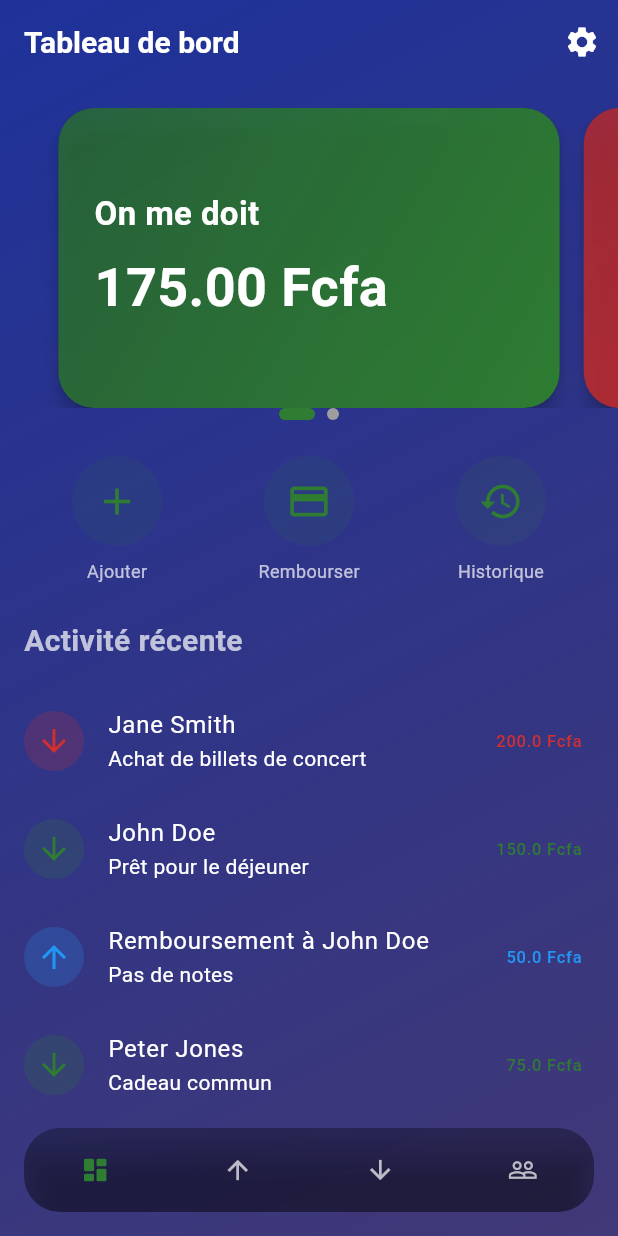
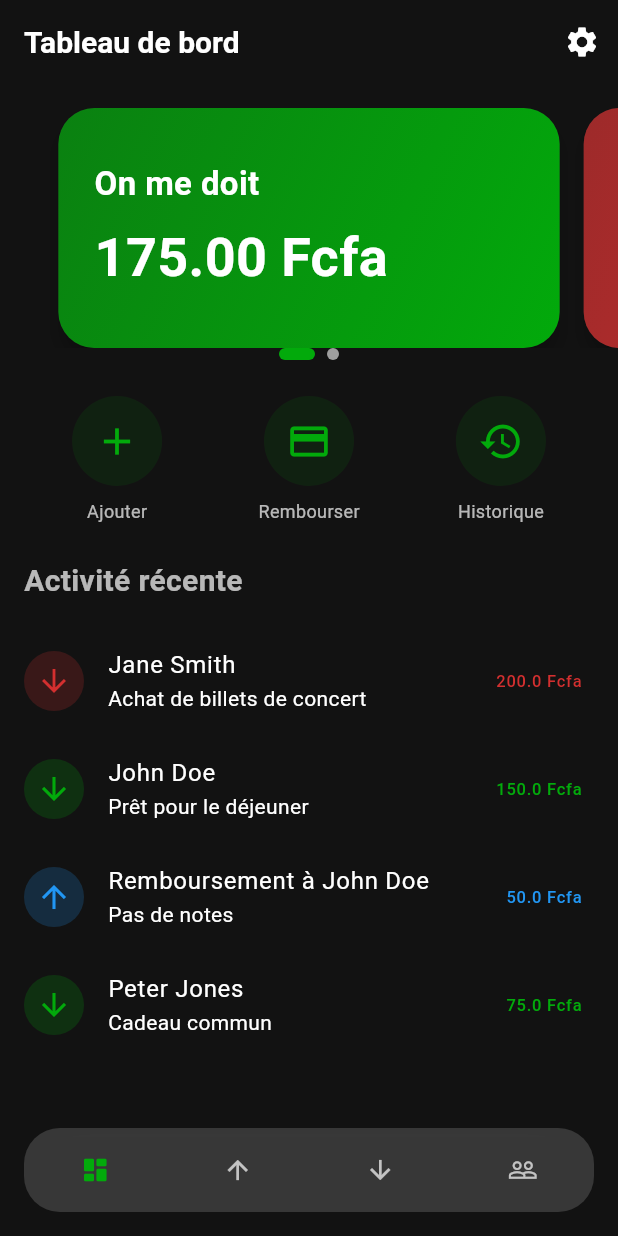
Before and after one commit to Donchaminade/akontaa_v2, a Flutter app: the screen it shows after launch, on a phone screen of 412 x 824 dp. Run offline on Flutter 3.47's test engine with Material 3 defaults, Android fonts, the phone set to English and light mode, and no system bars; our stand-ins replace flutter_local_notifications, shared_preferences, timezone.

Commit message:
Refactor color definitions and UI elements for improved consistency and aesthetics

```diff
--- a/lib/app_colors.dart
+++ b/lib/app_colors.dart
@@ -2,6 +2,6 @@ import 'package:flutter/material.dart';
 
 class AppColors {
   static final Color background = Colors.black.withOpacity(0.3);
-  static final Color green = Colors.green[800]!;
-  static final Color red = Colors.red[700]!;
+  static final Color green = const Color.fromARGB(255, 2, 170, 11)!;
+  static final Color red = const Color.fromARGB(255, 211, 47, 47)!;
 }
--- a/lib/pages/dashboard_page.dart
+++ b/lib/pages/dashboard_page.dart
@@ -39,7 +39,6 @@ class _DashboardPageState extends State<DashboardPage> {
     final recentTransactions = debtProvider.recentTransactions;
 
     return Scaffold(
-      backgroundColor: Colors.transparent,
       body: SingleChildScrollView(
         child: Padding(
           padding: const EdgeInsets.symmetric(vertical: 16.0),
@@ -47,7 +46,7 @@ class _DashboardPageState extends State<DashboardPage> {
             crossAxisAlignment: CrossAxisAlignment.start,
             children: [
               SizedBox(
-                height: 200,
+                height: 160,
                 child: PageView(
                   controller: _pageController,
                   children: [
--- a/lib/pages/debt_detail_page.dart
+++ b/lib/pages/debt_detail_page.dart
@@ -155,10 +155,13 @@ class DebtDetailPage extends StatelessWidget {
           ),
         ),
       ),
-      floatingActionButton: FloatingActionButton(
-        onPressed: debt.isPaid ? null : () => _showAddRepaymentDialog(context, debt),
-        backgroundColor: debt.isPaid ? Colors.grey : Theme.of(context).colorScheme.secondary,
-        child: const Icon(Icons.add),
+      floatingActionButton: Padding(
+        padding: const EdgeInsets.only(bottom: 80.0),
+        child: FloatingActionButton(
+          onPressed: debt.isPaid ? null : () => _showAddRepaymentDialog(context, debt),
+          backgroundColor: debt.isPaid ? Colors.grey : Theme.of(context).colorScheme.secondary,
+          child: const Icon(Icons.add),
+        ),
       ),
     );
   }
--- a/lib/pages/home_page.dart
+++ b/lib/pages/home_page.dart
@@ -1,10 +1,10 @@
 
+import 'dart:ui';
 import 'package:akontaa/pages/dashboard_page.dart';
 import 'package:akontaa/pages/my_debts_page.dart';
 import 'package:akontaa/pages/owed_to_me_page.dart';
 import 'package:akontaa/pages/payments_by_person_page.dart';
 import 'package:akontaa/pages/settings_page.dart';
-import 'package:akontaa/widgets/animated_background.dart';
 import 'package:flutter/material.dart';
 
 class HomePage extends StatefulWidget {
@@ -39,15 +39,9 @@ class _HomePageState extends State<HomePage> {
 
   @override
   Widget build(BuildContext context) {
-    return Stack(
-      children: [
-        const AnimatedBackground(),
-        Scaffold(
-          backgroundColor: Colors.transparent,
+    return Scaffold(
       appBar: AppBar(
         title: Text(_pageTitles[_selectedIndex]),
-            backgroundColor: Colors.transparent,
-            elevation: 0,
         actions: [
           IconButton(
             icon: const Icon(Icons.settings),
@@ -64,11 +58,13 @@ class _HomePageState extends State<HomePage> {
       bottomNavigationBar: Container(
         margin: const EdgeInsets.all(16),
         decoration: BoxDecoration(
-              color: Colors.black.withOpacity(0.3),
+          color: Theme.of(context).colorScheme.surface.withOpacity(0.5),
           borderRadius: BorderRadius.circular(24),
         ),
         child: ClipRRect(
           borderRadius: BorderRadius.circular(24),
+          child: BackdropFilter(
+            filter: ImageFilter.blur(sigmaX: 20, sigmaY: 20),
             child: BottomNavigationBar(
               items: <BottomNavigationBarItem>[
                 BottomNavigationBarItem(
@@ -90,7 +86,7 @@ class _HomePageState extends State<HomePage> {
               ],
               currentIndex: _selectedIndex,
               onTap: _onItemTapped,
-                backgroundColor: Colors.transparent,
+              backgroundColor: const Color.fromARGB(232, 59, 59, 59),
               selectedItemColor: Theme.of(context).colorScheme.secondary,
               unselectedItemColor: Colors.white70,
               type: BottomNavigationBarType.fixed,
@@ -103,7 +99,6 @@ class _HomePageState extends State<HomePage> {
           ),
         ),
       ),
-      ],
     );
   }
 }
--- a/lib/pages/my_debts_page.dart
+++ b/lib/pages/my_debts_page.dart
@@ -12,7 +12,6 @@ class MyDebtsPage extends StatelessWidget {
     final myDebts = debtProvider.myDebts;
 
     return Scaffold(
-      backgroundColor: Colors.transparent,
       body: myDebts.isEmpty
           ? const Center(
               child: Text(
--- a/lib/pages/payments_by_person_page.dart
+++ b/lib/pages/payments_by_person_page.dart
@@ -58,9 +58,12 @@ class PaymentsByPersonPage extends StatelessWidget {
                 );
               },
             ),
-      floatingActionButton: FloatingActionButton(
-        onPressed: () => _printDebts(context),
-        child: const Icon(Icons.print),
+      floatingActionButton: Padding(
+        padding: const EdgeInsets.only(bottom: 80.0),
+        child: FloatingActionButton(
+          onPressed: () => _printDebts(context),
+          child: const Icon(Icons.print),
+        ),
       ),
     );
   }
--- a/lib/theme.dart
+++ b/lib/theme.dart
@@ -4,11 +4,11 @@ import 'package:flutter/material.dart';
 final darkTheme = ThemeData(
   brightness: Brightness.dark,
   primaryColor: const Color(0xFFBB86FC),
-  scaffoldBackgroundColor: Colors.transparent,
+  scaffoldBackgroundColor: const Color(0xFF121212),
   colorScheme: ColorScheme.dark(
     primary: const Color(0xFFBB86FC),
     secondary: AppColors.green,
-    surface: AppColors.background,
+    surface: const Color(0xFF1E1E1E),
     error: AppColors.red,
     onPrimary: Colors.black,
     onSecondary: Colors.white,
@@ -26,7 +26,7 @@ final darkTheme = ThemeData(
     iconTheme: IconThemeData(color: Colors.white),
   ),
   cardTheme: CardThemeData(
-    color: AppColors.background,
+    color: const Color(0xFF1E1E1E),
     elevation: 5,
     shape: RoundedRectangleBorder(
       borderRadius: BorderRadius.circular(15),
@@ -47,6 +47,6 @@ final darkTheme = ThemeData(
       borderSide: BorderSide.none,
     ),
     filled: true,
-    fillColor: AppColors.background.withOpacity(0.5),
+    fillColor: const Color(0xFF2A2A2A),
   ),
 );
--- a/lib/widgets/animated_background.dart
+++ b/lib/widgets/animated_background.dart
@@ -23,7 +23,7 @@ class _AnimatedBackgroundState extends State<AnimatedBackground>
 
     _colorAnimation1 = ColorTween(
       begin: Colors.deepPurple[900],
-      end: Colors.blue[900],
+      end: const Color.fromARGB(255, 49, 47, 47),
     ).animate(_controller);
 
     _colorAnimation2 = ColorTween(
```
Lines whose indentation alone changed are shown as unchanged.
